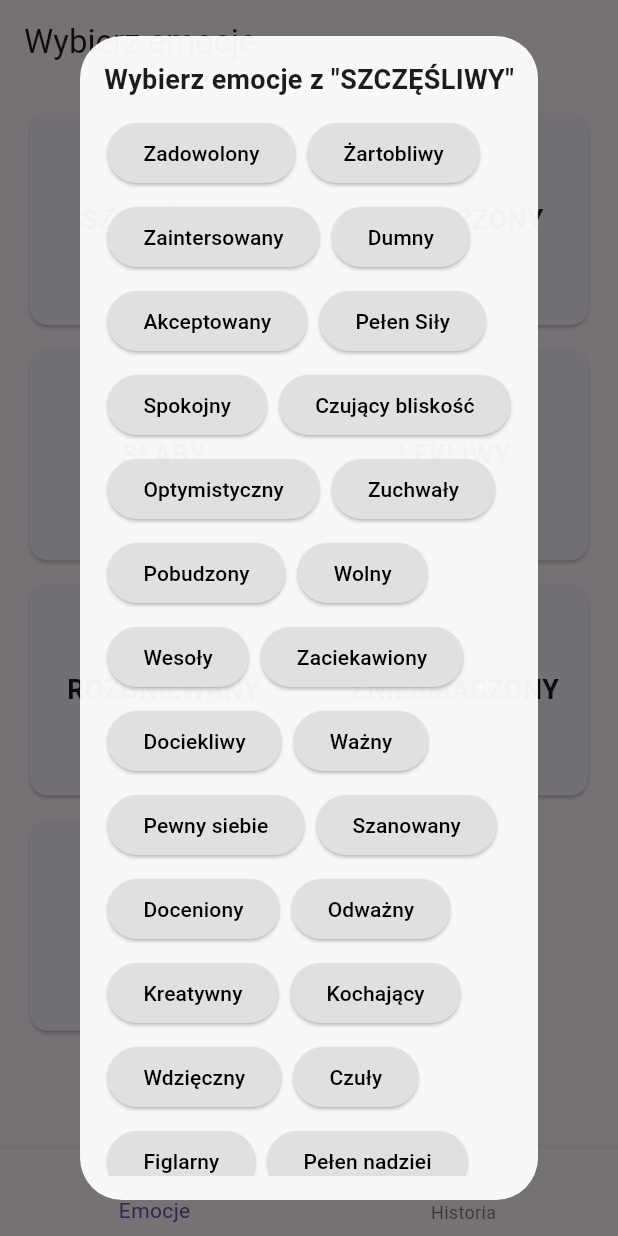
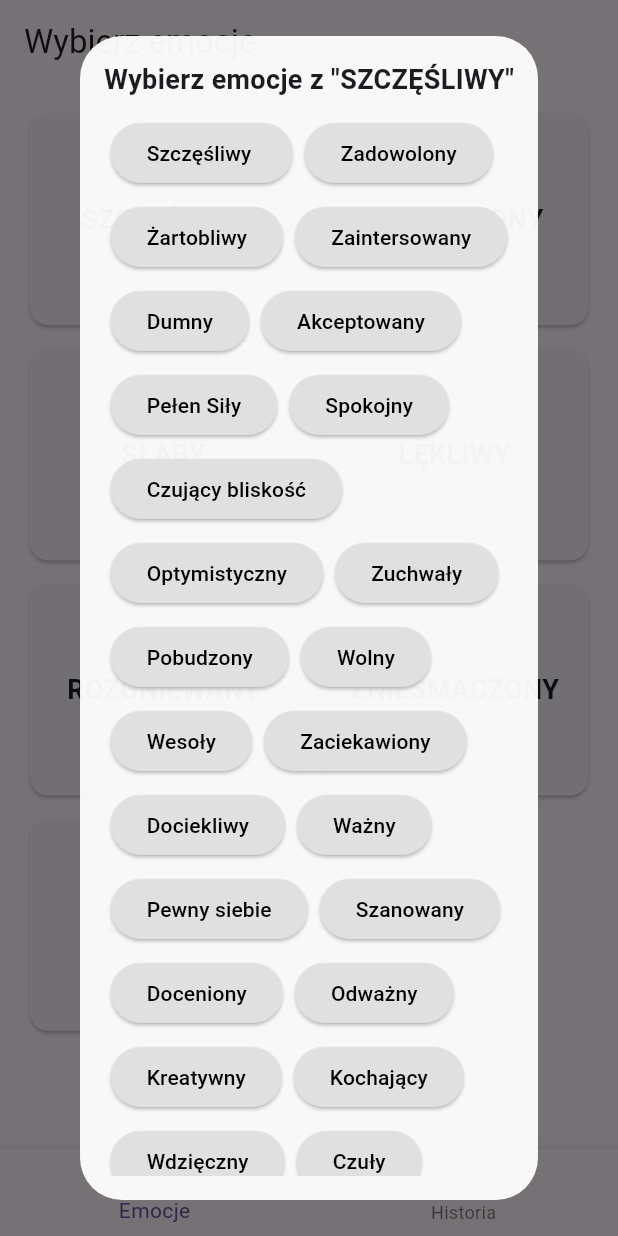
Before and after one commit to MateuszSredzinski/FeelingsApp, a Flutter app: the screen it shows after launch, after a tap on "SZCZĘŚLIWY", on a phone screen of 412 x 824 dp. Run offline on Flutter 3.47's test engine with Material 3 defaults, Android fonts, the light colour scheme and no system bars; our stand-ins replace bloc, flutter_bloc, get_it, hive, hive_flutter, iconsax; accounts and stored records are empty.

Commit message:
main emotions usable

```diff
--- a/lib/emotions_data.dart
+++ b/lib/emotions_data.dart
@@ -12,6 +12,7 @@ final List<Emotion> mainEmotions = [
   Emotion(
     name: 'SZCZĘŚLIWY',
     subEmotions: [
+      'Szczęśliwy ',
       'Zadowolony',
       'Żartobliwy',
       'Zaintersowany',
@@ -44,6 +45,7 @@ final List<Emotion> mainEmotions = [
   Emotion(
     name: 'ZASKOCZONY',
     subEmotions: [
+      'Zaskoczony ',
       'Przestraszony',
       'Zmieszany',
       'Zdumiony',
@@ -60,6 +62,7 @@ final List<Emotion> mainEmotions = [
   Emotion(
     name: 'SŁABY',
     subEmotions: [
+      'Słaby ',
       'Zmęczony',
       'Zestresowany',
       'Zapracowany',
@@ -77,6 +80,7 @@ final List<Emotion> mainEmotions = [
   Emotion(
     name: 'LĘKLIWY',
     subEmotions: [
+      'Lękliwy ',
       'Wystraszony',
       'Niespokojny',
       'Niepewny',
@@ -99,6 +103,7 @@ final List<Emotion> mainEmotions = [
   Emotion(
     name: 'ROZGNIEWANY',
     subEmotions: [
+      'Rozgniewany ',
       'Upokorzony',
       'Nienawistny',
       'Zagrożony',
@@ -126,6 +131,7 @@ final List<Emotion> mainEmotions = [
   Emotion(
     name: 'ZNIESMACZONY',
     subEmotions: [
+      'Zniesmaczony ',
       'Nieprzychylny',
       'Czujący się podle',
       'Stroniący',
@@ -141,6 +147,7 @@ final List<Emotion> mainEmotions = [
   Emotion(
     name: 'SMUTNY',
     subEmotions: [
+      'Smutny ',
       'Samotny',
       'Zraniony',
       'Zrozpaczony',
--- a/lib/screens/history_page_screen.dart
+++ b/lib/screens/history_page_screen.dart
@@ -23,7 +23,7 @@ class EmotionHistoryPage extends StatelessWidget {
           return ListView.builder(
             itemCount: state.length,
             itemBuilder: (context, index) {
-              final entry = state[index] as EmotionEntry;
+              final entry = state[index];
               return Card(
                 margin: const EdgeInsets.symmetric(horizontal: 12, vertical: 6),
                 child: ListTile(
```
